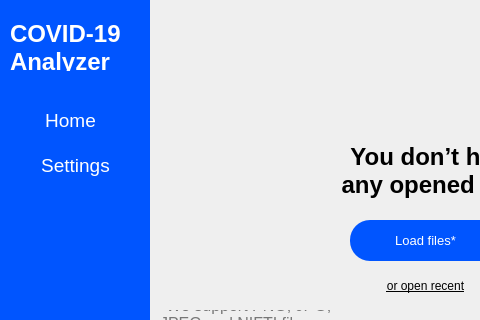
This is covid.ui in Natasha-rare/covid19-analyser as Qt 5 draws it before an edit; both pictures show x 0 to 480 and y 0 to 320 of the 653 by 406 pixel window. The edited form follows.
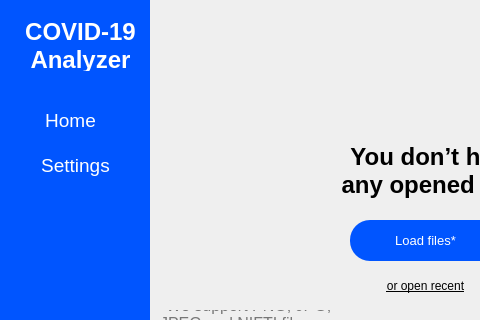
This is the edited form. Icons and pictures are not drawn.

Patch:
```diff
--- a/covid.ui
+++ b/covid.ui
@@ -70,7 +70,7 @@
       <rect>
        <x>10</x>
        <y>20</y>
-       <width>121</width>
+       <width>141</width>
        <height>51</height>
       </rect>
      </property>
@@ -116,7 +116,7 @@
       <bool>false</bool>
      </property>
      <property name="alignment">
-      <set>Qt::AlignLeading|Qt::AlignLeft|Qt::AlignTop</set>
+      <set>Qt::AlignCenter</set>
      </property>
      <property name="wordWrap">
       <bool>true</bool>
```
Left out of the diff: 8 changed lines with no effect on the pictures.
